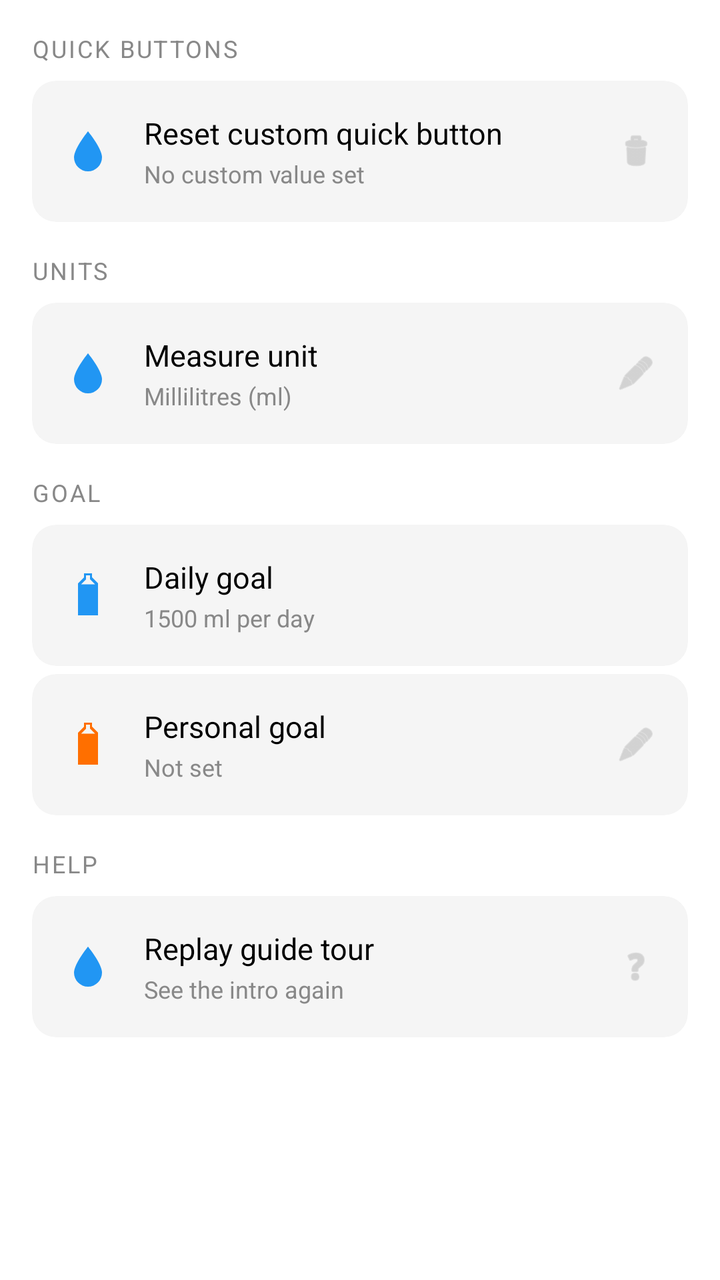
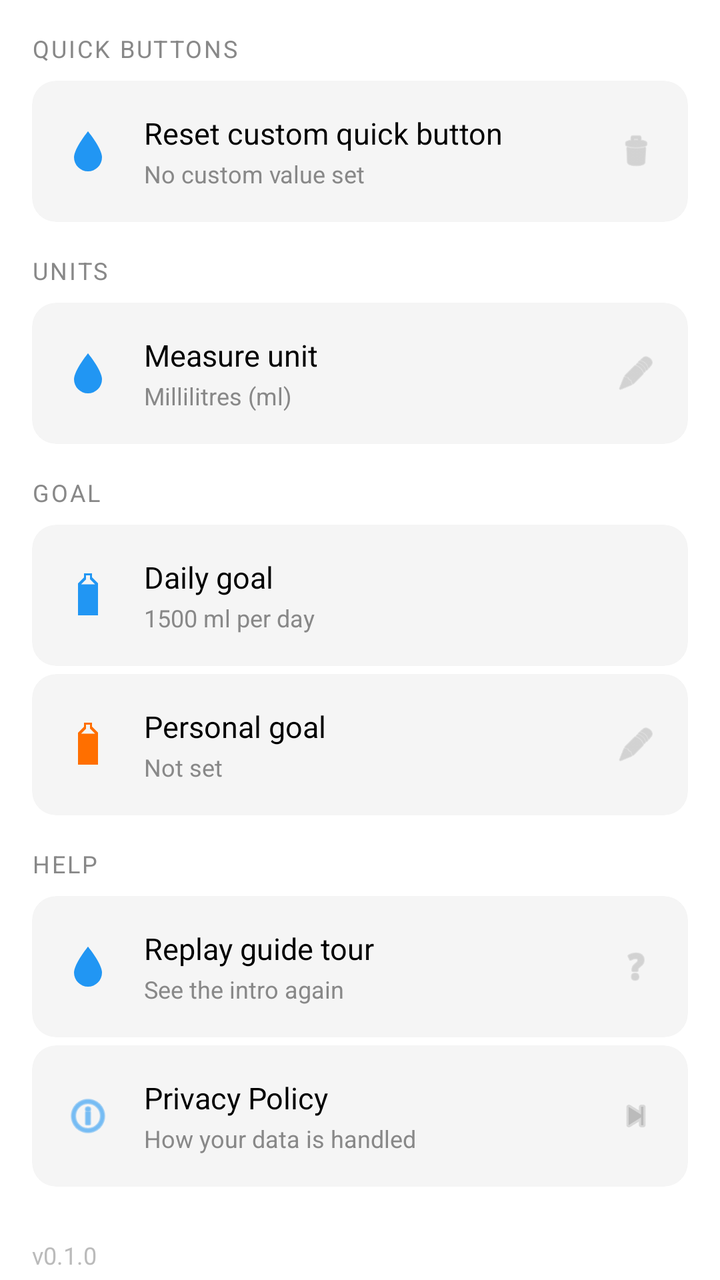

Two renders of the same Android screen: before a commit and after it. Below are the layout's source before the change and the commit's diff.
<!-- AndroidManifest.xml: application theme Theme.WaterReminder -->
<!-- res/layout/fragment_settings.xml -->
<?xml version="1.0" encoding="utf-8"?>
<androidx.core.widget.NestedScrollView xmlns:android="http://schemas.android.com/apk/res/android"
    xmlns:app="http://schemas.android.com/apk/res-auto"
    android:layout_width="match_parent"
    android:layout_height="match_parent"
    android:background="#FFFFFF">

    <LinearLayout
        android:layout_width="match_parent"
        android:layout_height="wrap_content"
        android:orientation="vertical"
        android:padding="16dp">

        
        <TextView
            android:layout_width="match_parent"
            android:layout_height="wrap_content"
            android:layout_marginBottom="8dp"
            android:text="Quick buttons"
            android:textColor="#888888"
            android:textSize="12sp"
            android:textAllCaps="true"
            android:letterSpacing="0.08" />

        <androidx.cardview.widget.CardView
            android:layout_width="match_parent"
            android:layout_height="wrap_content"
            android:layout_marginBottom="16dp"
            app:cardCornerRadius="12dp"
            app:cardElevation="0dp"
            app:cardBackgroundColor="#F5F5F5">

            <LinearLayout
                android:id="@+id/row_reset_custom"
                android:layout_width="match_parent"
                android:layout_height="wrap_content"
                android:orientation="horizontal"
                android:gravity="center_vertical"
                android:padding="16dp"
                android:background="?attr/selectableItemBackground"
                android:clickable="true"
                android:focusable="true">

                <ImageView
                    android:layout_width="24dp"
                    android:layout_height="24dp"
                    android:layout_marginEnd="16dp"
                    android:src="@drawable/ic_water_drop"
                    android:tint="#2196F3" />

                <LinearLayout
                    android:layout_width="0dp"
                    android:layout_height="wrap_content"
                    android:layout_weight="1"
                    android:orientation="vertical">

                    <TextView
                        android:layout_width="wrap_content"
                        android:layout_height="wrap_content"
                        android:text="Reset custom quick button"
                        android:textColor="#000000"
                        android:textSize="15sp" />

                    <TextView
                        android:id="@+id/text_custom_current"
                        android:layout_width="wrap_content"
                        android:layout_height="wrap_content"
                        android:layout_marginTop="2dp"
                        android:text="No custom value set"
                        android:textColor="#888888"
                        android:textSize="12sp" />

                </LinearLayout>

                <ImageView
                    android:layout_width="20dp"
                    android:layout_height="20dp"
                    android:src="@android:drawable/ic_menu_delete"
                    android:tint="#BBBBBB" />

            </LinearLayout>

        </androidx.cardview.widget.CardView>

        
        <TextView
            android:layout_width="match_parent"
            android:layout_height="wrap_content"
            android:layout_marginBottom="8dp"
            android:text="Units"
            android:textColor="#888888"
            android:textSize="12sp"
            android:textAllCaps="true"
            android:letterSpacing="0.08" />

        <androidx.cardview.widget.CardView
            android:layout_width="match_parent"
            android:layout_height="wrap_content"
            android:layout_marginBottom="16dp"
            app:cardCornerRadius="12dp"
            app:cardElevation="0dp"
            app:cardBackgroundColor="#F5F5F5">

            <LinearLayout
                android:id="@+id/row_set_unit"
                android:layout_width="match_parent"
                android:layout_height="wrap_content"
                android:orientation="horizontal"
                android:gravity="center_vertical"
                android:padding="16dp"
                android:background="?attr/selectableItemBackground"
                android:clickable="true"
                android:focusable="true">

                <ImageView
                    android:layout_width="24dp"
                    android:layout_height="24dp"
                    android:layout_marginEnd="16dp"
                    android:src="@drawable/ic_water_drop"
                    android:tint="#2196F3" />

                <LinearLayout
                    android:layout_width="0dp"
                    android:layout_height="wrap_content"
                    android:layout_weight="1"
                    android:orientation="vertical">

                    <TextView
                        android:layout_width="wrap_content"
                        android:layout_height="wrap_content"
                        android:text="Measure unit"
                        android:textColor="#000000"
                        android:textSize="15sp" />

                    <TextView
                        android:id="@+id/text_unit_current"
                        android:layout_width="wrap_content"
                        android:layout_height="wrap_content"
                        android:layout_marginTop="2dp"
                        android:text="Millilitres (ml)"
                        android:textColor="#888888"
                        android:textSize="12sp" />

                </LinearLayout>

                <ImageView
                    android:layout_width="20dp"
                    android:layout_height="20dp"
                    android:src="@android:drawable/ic_menu_edit"
                    android:tint="#BBBBBB" />

            </LinearLayout>

        </androidx.cardview.widget.CardView>

        
        <TextView
            android:layout_width="match_parent"
            android:layout_height="wrap_content"
            android:layout_marginBottom="8dp"
            android:text="Goal"
            android:textColor="#888888"
            android:textSize="12sp"
            android:textAllCaps="true"
            android:letterSpacing="0.08" />

        <androidx.cardview.widget.CardView
            android:layout_width="match_parent"
            android:layout_height="wrap_content"
            android:layout_marginBottom="2dp"
            app:cardCornerRadius="12dp"
            app:cardElevation="0dp"
            app:cardBackgroundColor="#F5F5F5">

            
            <LinearLayout
                android:layout_width="match_parent"
                android:layout_height="wrap_content"
                android:orientation="horizontal"
                android:gravity="center_vertical"
                android:padding="16dp">

                <ImageView
                    android:layout_width="24dp"
                    android:layout_height="24dp"
                    android:layout_marginEnd="16dp"
                    android:src="@drawable/ic_bottle_full"
                    android:tint="#2196F3" />

                <LinearLayout
                    android:layout_width="0dp"
                    android:layout_height="wrap_content"
                    android:layout_weight="1"
                    android:orientation="vertical">

                    <TextView
                        android:layout_width="wrap_content"
                        android:layout_height="wrap_content"
                        android:text="Daily goal"
                        android:textColor="#000000"
                        android:textSize="15sp" />

                    <TextView
                        android:layout_width="wrap_content"
                        android:layout_height="wrap_content"
                        android:layout_marginTop="2dp"
                        android:text="1500 ml per day"
                        android:textColor="#888888"
                        android:textSize="12sp" />

                </LinearLayout>

            </LinearLayout>

        </androidx.cardview.widget.CardView>

        <androidx.cardview.widget.CardView
            android:layout_width="match_parent"
            android:layout_height="wrap_content"
            android:layout_marginTop="2dp"
            android:layout_marginBottom="16dp"
            app:cardCornerRadius="12dp"
            app:cardElevation="0dp"
            app:cardBackgroundColor="#F5F5F5">

            
            <LinearLayout
                android:id="@+id/row_set_personal_goal"
                android:layout_width="match_parent"
                android:layout_height="wrap_content"
                android:orientation="horizontal"
                android:gravity="center_vertical"
                android:padding="16dp"
                android:background="?attr/selectableItemBackground"
                android:clickable="true"
                android:focusable="true">

                <ImageView
                    android:layout_width="24dp"
                    android:layout_height="24dp"
                    android:layout_marginEnd="16dp"
                    android:src="@drawable/ic_bottle_full"
                    android:tint="#FF6F00" />

                <LinearLayout
                    android:layout_width="0dp"
                    android:layout_height="wrap_content"
                    android:layout_weight="1"
                    android:orientation="vertical">

                    <TextView
                        android:layout_width="wrap_content"
                        android:layout_height="wrap_content"
                        android:text="Personal goal"
                        android:textColor="#000000"
                        android:textSize="15sp" />

                    <TextView
                        android:id="@+id/text_personal_goal_current"
                        android:layout_width="wrap_content"
                        android:layout_height="wrap_content"
                        android:layout_marginTop="2dp"
                        android:text="Not set"
                        android:textColor="#888888"
                        android:textSize="12sp" />

                </LinearLayout>

                <ImageView
                    android:layout_width="20dp"
                    android:layout_height="20dp"
                    android:src="@android:drawable/ic_menu_edit"
                    android:tint="#BBBBBB" />

            </LinearLayout>

        </androidx.cardview.widget.CardView>

        
        <TextView
            android:layout_width="match_parent"
            android:layout_height="wrap_content"
            android:layout_marginBottom="8dp"
            android:text="Help"
            android:textColor="#888888"
            android:textSize="12sp"
            android:textAllCaps="true"
            android:letterSpacing="0.08" />

        <androidx.cardview.widget.CardView
            android:layout_width="match_parent"
            android:layout_height="wrap_content"
            android:layout_marginBottom="16dp"
            app:cardCornerRadius="12dp"
            app:cardElevation="0dp"
            app:cardBackgroundColor="#F5F5F5">

            <LinearLayout
                android:id="@+id/row_replay_tour"
                android:layout_width="match_parent"
                android:layout_height="wrap_content"
                android:orientation="horizontal"
                android:gravity="center_vertical"
                android:padding="16dp"
                android:background="?attr/selectableItemBackground"
                android:clickable="true"
                android:focusable="true">

                <ImageView
                    android:layout_width="24dp"
                    android:layout_height="24dp"
                    android:layout_marginEnd="16dp"
                    android:src="@drawable/ic_water_drop"
                    android:tint="#2196F3" />

                <LinearLayout
                    android:layout_width="0dp"
                    android:layout_height="wrap_content"
                    android:layout_weight="1"
                    android:orientation="vertical">

                    <TextView
                        android:layout_width="wrap_content"
                        android:layout_height="wrap_content"
                        android:text="Replay guide tour"
                        android:textColor="#000000"
                        android:textSize="15sp" />

                    <TextView
                        android:layout_width="wrap_content"
                        android:layout_height="wrap_content"
                        android:layout_marginTop="2dp"
                        android:text="See the intro again"
                        android:textColor="#888888"
                        android:textSize="12sp" />

                </LinearLayout>

                <ImageView
                    android:layout_width="20dp"
                    android:layout_height="20dp"
                    android:src="@android:drawable/ic_menu_help"
                    android:tint="#BBBBBB" />

            </LinearLayout>

        </androidx.cardview.widget.CardView>

    </LinearLayout>

</androidx.core.widget.NestedScrollView>
<!-- resources referenced by this layout -->
<resources>
  <!-- drawable ic_bottle_full (drawable) -->
  <?xml version="1.0" encoding="utf-8"?>
  <vector xmlns:android="http://schemas.android.com/apk/res/android"
      android:width="24dp"
      android:height="24dp"
      android:viewportWidth="24"
      android:viewportHeight="24">
      <path
          android:fillColor="#FFFFFF"
          android:fillType="evenOdd"
          android:pathData="
              M10,1 H14 V3 L17,6 V22 H7 V6 L10,3 Z
              M11,2 H13 V4 L15.5,6.5 V21 H8.5 V6.5 L11,4 Z
              M8.5,6.5 H15.5 V21 H8.5 Z" />
  </vector>
  <!-- drawable ic_water_drop (drawable) -->
  <?xml version="1.0" encoding="utf-8"?>
  <vector xmlns:android="http://schemas.android.com/apk/res/android"
      android:width="18dp"
      android:height="18dp"
      android:viewportWidth="24"
      android:viewportHeight="24">
      <path
          android:fillColor="#2196F3"
          android:pathData="M12,2C12,2 5,10.5 5,15a7,7 0,0 0,14 0C19,10.5 12,2 12,2z" />
  </vector>
  <style name="Theme.WaterReminder" parent="Base.Theme.WaterReminder" />
  <style name="Base.Theme.WaterReminder" parent="Theme.Material3.DayNight.NoActionBar">
          
          
      </style>
</resources>

<!-- the commit's change to res/layout/fragment_settings.xml (unified diff, before → after) -->
@@ -290,7 +290,7 @@
         <androidx.cardview.widget.CardView
             android:layout_width="match_parent"
             android:layout_height="wrap_content"
-            android:layout_marginBottom="16dp"
+            android:layout_marginBottom="2dp"
             app:cardCornerRadius="12dp"
             app:cardElevation="0dp"
             app:cardBackgroundColor="#F5F5F5">
@@ -346,6 +346,74 @@
 
         </androidx.cardview.widget.CardView>
 
+        <androidx.cardview.widget.CardView
+            android:layout_width="match_parent"
+            android:layout_height="wrap_content"
+            android:layout_marginTop="2dp"
+            android:layout_marginBottom="16dp"
+            app:cardCornerRadius="12dp"
+            app:cardElevation="0dp"
+            app:cardBackgroundColor="#F5F5F5">
+
+            <LinearLayout
+                android:id="@+id/row_privacy_policy"
+                android:layout_width="match_parent"
+                android:layout_height="wrap_content"
+                android:orientation="horizontal"
+                android:gravity="center_vertical"
+                android:padding="16dp"
+                android:background="?attr/selectableItemBackground"
+                android:clickable="true"
+                android:focusable="true">
+
+                <ImageView
+                    android:layout_width="24dp"
+                    android:layout_height="24dp"
+                    android:layout_marginEnd="16dp"
+                    android:src="@android:drawable/ic_menu_info_details"
+                    android:tint="#2196F3" />
+
+                <LinearLayout
+                    android:layout_width="0dp"
+                    android:layout_height="wrap_content"
+                    android:layout_weight="1"
+                    android:orientation="vertical">
+
+                    <TextView
+                        android:layout_width="wrap_content"
+                        android:layout_height="wrap_content"
+                        android:text="Privacy Policy"
+                        android:textColor="#000000"
+                        android:textSize="15sp" />
+
+                    <TextView
+                        android:layout_width="wrap_content"
+                        android:layout_height="wrap_content"
+                        android:layout_marginTop="2dp"
+                        android:text="How your data is handled"
+                        android:textColor="#888888"
+                        android:textSize="12sp" />
+
+                </LinearLayout>
+
+                <ImageView
+                    android:layout_width="20dp"
+                    android:layout_height="20dp"
+                    android:src="@android:drawable/ic_media_next"
+                    android:tint="#BBBBBB" />
+
+            </LinearLayout>
+
+        </androidx.cardview.widget.CardView>
+
+        <TextView
+            android:layout_width="wrap_content"
+            android:layout_height="wrap_content"
+            android:layout_marginTop="10dp"
+            android:text="v0.1.0"
+            android:textColor="#BBBBBB"
+            android:textSize="12sp" />
+
     </LinearLayout>
 
 </androidx.core.widget.NestedScrollView>
